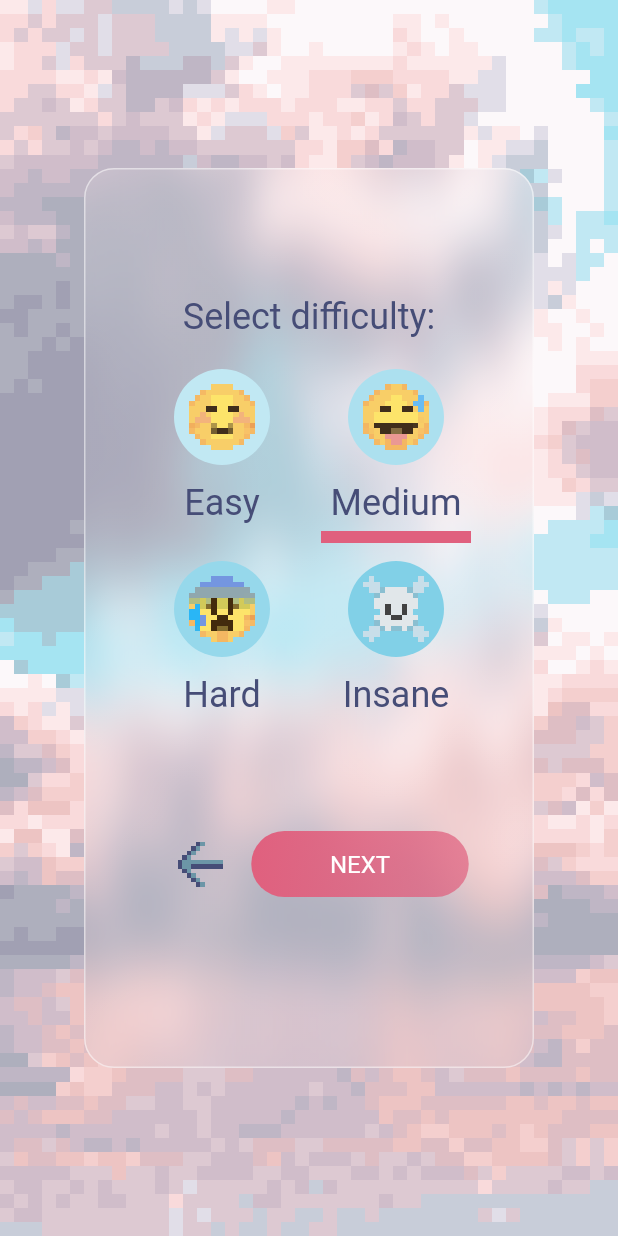
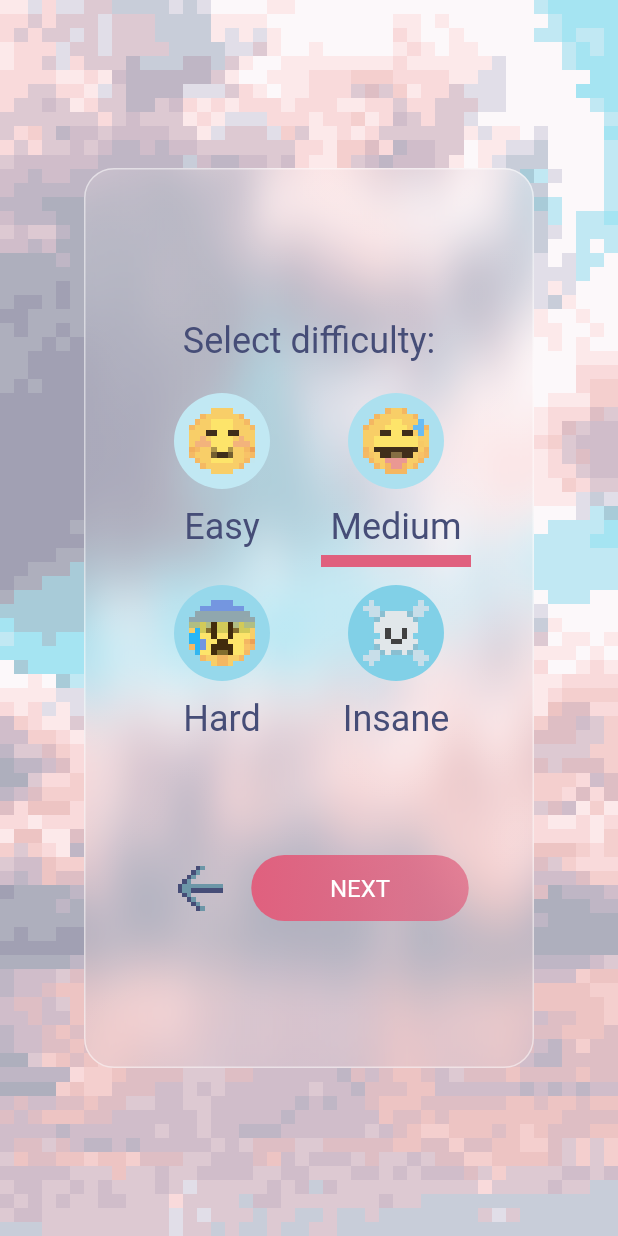
Before and after one commit to evanca/pixel_art_puzzle, a Flutter app: the SelectDifficultyPage screen opened directly, on a phone screen of 412 x 824 dp. Run offline on Flutter 3.47's test engine with Material 2 defaults, Android fonts, the phone set to English and light mode, and no system bars; drawn by our look-alikes of glassmorphism, streaming_shared_preferences; our stand-ins replace bloc, equatable, file_picker, firebase_core, firebase_database, flutter_bloc and 6 more; missing offline and left inert: pixabay_picker; accounts and stored records are empty; generated files the repository leaves out were written again; Roboto replaces fonts that are missing (Ubuntu).

Commit message:
Fix minor bugs

```diff
--- a/lib/pixabay_images/pixabay_helper.dart
+++ b/lib/pixabay_images/pixabay_helper.dart
@@ -29,8 +29,8 @@ class PixabayHelper {
   get hasImages => _currentState.images.isNotEmpty;
 
   Future<bool> loadPictures(int cnt) async {
+    clearState();
     _currentState.loading = true;
-    _currentState.images = [];
     _state.add(_currentState);
 
     int pageNumber = Random().nextInt(50) + 1;
--- a/lib/select_difficulty_page.dart
+++ b/lib/select_difficulty_page.dart
@@ -97,7 +97,6 @@ class SelectDifficultyPage extends StatelessWidget {
                     ),
                   ],
                 ),
-                const SizedBox(height: 32.0),
               ],
             ),
           ),
```
